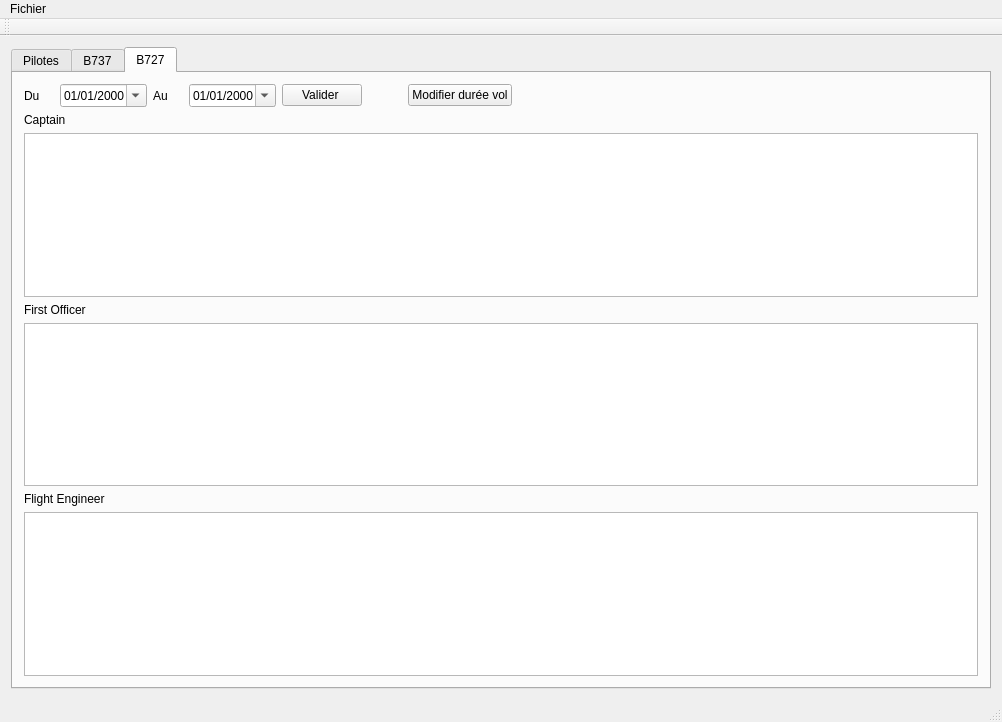
Before: the Qt Designer form crispy_chainsaw/mainwindow.ui in ViryBe/crispy_chainsaw, drawn with Qt 5.
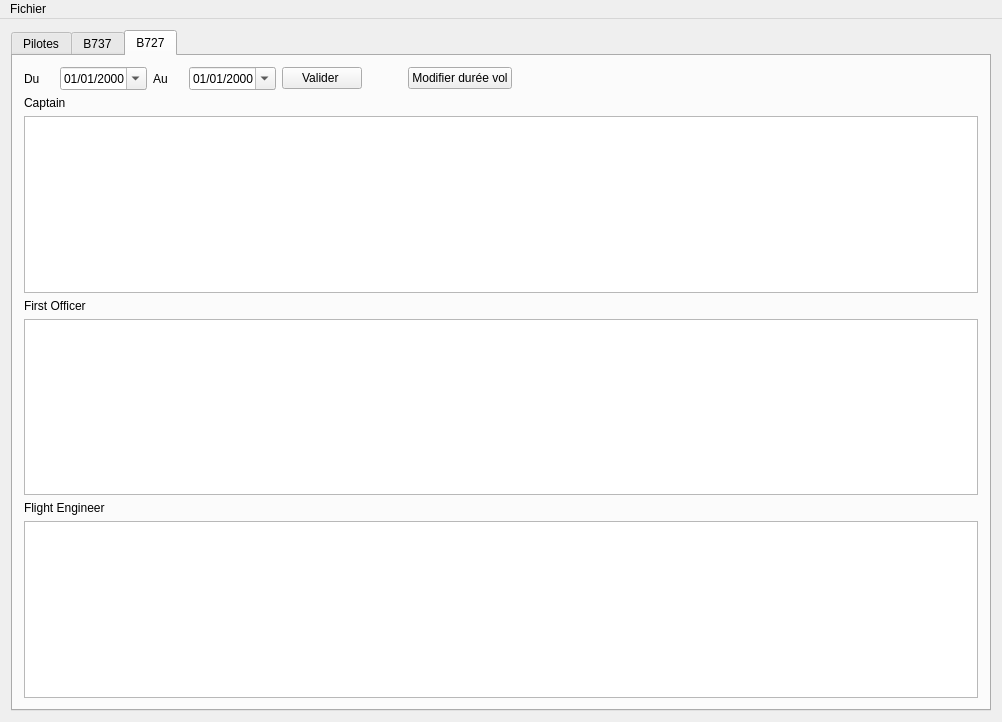
After: the same form once the commit is applied.

Commit message: (+) Le divin export Hallelujahhhhhh

Patch:
```diff
--- a/crispy_chainsaw/mainwindow.ui
+++ b/crispy_chainsaw/mainwindow.ui
@@ -1464,15 +1464,6 @@
    </widget>
    <addaction name="menuFichier"/>
   </widget>
-  <widget class="QToolBar" name="mainToolBar">
-   <attribute name="toolBarArea">
-    <enum>TopToolBarArea</enum>
-   </attribute>
-   <attribute name="toolBarBreak">
-    <bool>false</bool>
-   </attribute>
-  </widget>
-  <widget class="QStatusBar" name="statusBar"/>
   <action name="actionExporter">
    <property name="text">
     <string>Exporter</string>
```
Left out of the diff: 14 changed lines with no effect on the pictures. The commit also changes 2 other files.
